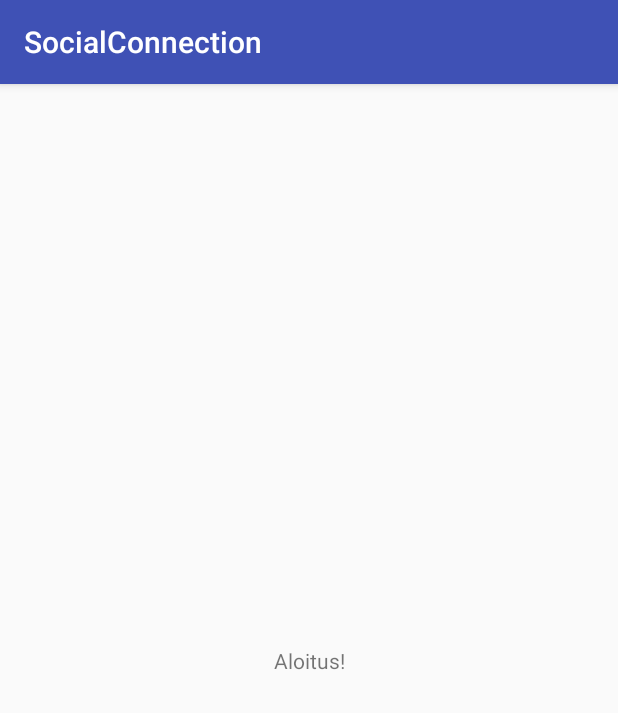
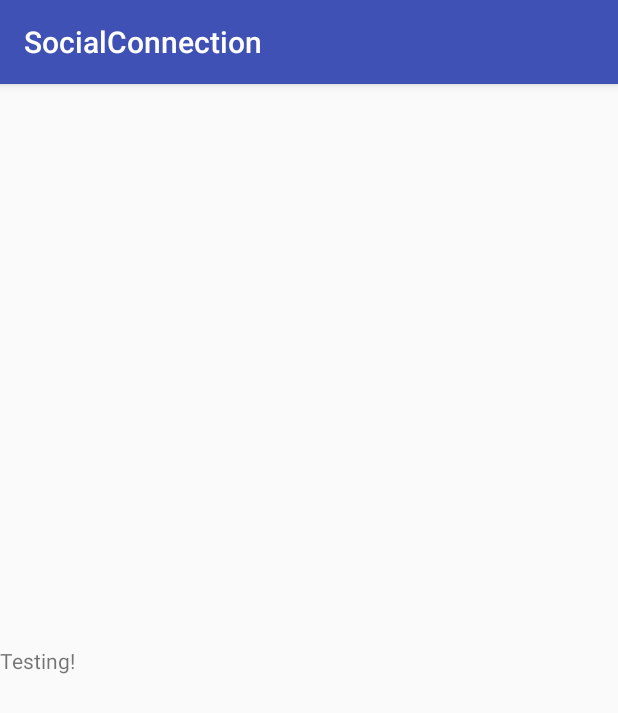
Before and after one commit to JonsQu/SocialConnection, an Android app: the screen it shows after launch (MainActivity), on a phone screen of 412 x 824 dp. Shown: the top 713 px of the screen. Run offline under Robolectric (Android 15) with nearby library versions, the phone set to English and light mode, and no system bars.

Commit message:
Testing version control

```diff
--- a/app/src/main/res/layout/activity_main.xml
+++ b/app/src/main/res/layout/activity_main.xml
@@ -7,9 +7,9 @@
     tools:context=".MainActivity">
 
     <TextView
-        android:layout_width="wrap_content"
+        android:layout_width="match_parent"
         android:layout_height="wrap_content"
-        android:text="Aloitus!"
+        android:text="Testing!"
         app:layout_constraintBottom_toBottomOf="parent"
         app:layout_constraintLeft_toLeftOf="parent"
         app:layout_constraintRight_toRightOf="parent"
```
